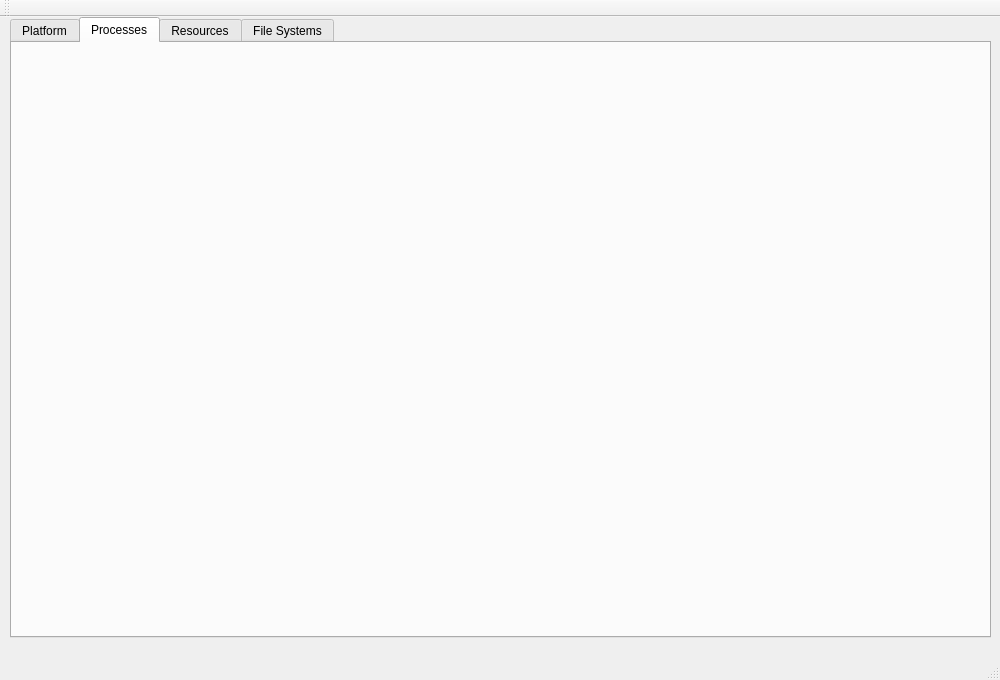
Old version of the form mainwindow.ui in the repository stoic1979/QtSysMonitor.
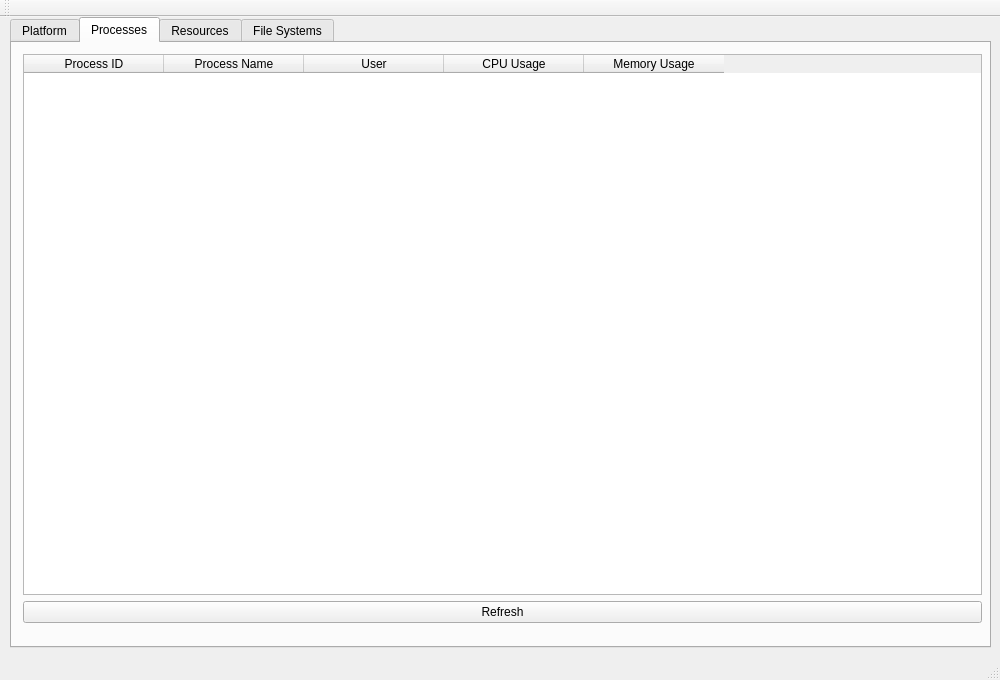
New version of the form. The open tabs and pages were chosen to show the change.

Commit message: adding processes widget

```diff
--- a/mainwindow.ui
+++ b/mainwindow.ui
@@ -20,7 +20,7 @@
       <x>10</x>
       <y>0</y>
       <width>981</width>
-      <height>621</height>
+      <height>631</height>
      </rect>
     </property>
     <property name="currentIndex">
@@ -140,6 +140,84 @@
      <attribute name="toolTip">
       <string>Show list of all running processes etc.</string>
      </attribute>
+     <widget class="QWidget" name="layoutWidget">
+      <property name="geometry">
+       <rect>
+        <x>0</x>
+        <y>0</y>
+        <width>981</width>
+        <height>591</height>
+       </rect>
+      </property>
+      <layout class="QVBoxLayout" name="verticalLayout">
+       <item>
+        <widget class="QTableWidget" name="tableWidget">
+         <property name="sizePolicy">
+          <sizepolicy hsizetype="MinimumExpanding" vsizetype="MinimumExpanding">
+           <horstretch>0</horstretch>
+           <verstretch>0</verstretch>
+          </sizepolicy>
+         </property>
+         <property name="autoFillBackground">
+          <bool>true</bool>
+         </property>
+         <property name="editTriggers">
+          <set>QAbstractItemView::NoEditTriggers</set>
+         </property>
+         <property name="selectionMode">
+          <enum>QAbstractItemView::SingleSelection</enum>
+         </property>
+         <property name="selectionBehavior">
+          <enum>QAbstractItemView::SelectRows</enum>
+         </property>
+         <property name="wordWrap">
+          <bool>true</bool>
+         </property>
+         <attribute name="horizontalHeaderDefaultSectionSize">
+          <number>140</number>
+         </attribute>
+         <attribute name="verticalHeaderVisible">
+          <bool>false</bool>
+         </attribute>
+         <column>
+          <property name="text">
+           <string>Process ID</string>
+          </property>
+         </column>
+         <column>
+          <property name="text">
+           <string>Process Name</string>
+          </property>
+         </column>
+         <column>
+          <property name="text">
+           <string>User</string>
+          </property>
+         </column>
+         <column>
+          <property name="text">
+           <string>CPU Usage</string>
+          </property>
+         </column>
+         <column>
+          <property name="text">
+           <string>Memory Usage</string>
+          </property>
+         </column>
+        </widget>
+       </item>
+       <item>
+        <widget class="QPushButton" name="refreshButton">
+         <property name="text">
+          <string>Refresh</string>
+         </property>
+         <property name="shortcut">
+          <string>F5</string>
+         </property>
+        </widget>
+       </item>
+      </layout>
+     </widget>
     </widget>
     <widget class="QWidget" name="tabResources">
      <attribute name="title">
```
Left out of the diff: 2 changed lines with no effect on the pictures. The commit also changes 3 other files.
